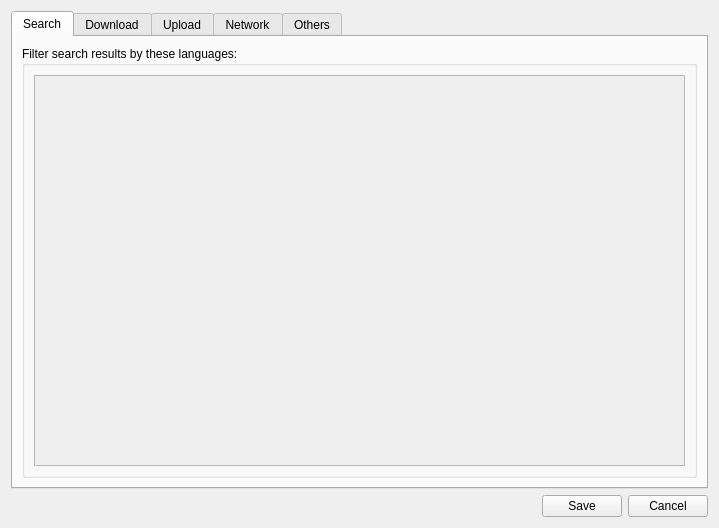
subdownloader/subdownloader, file scripts/gui/ui/preferences.ui: the form before one commit.
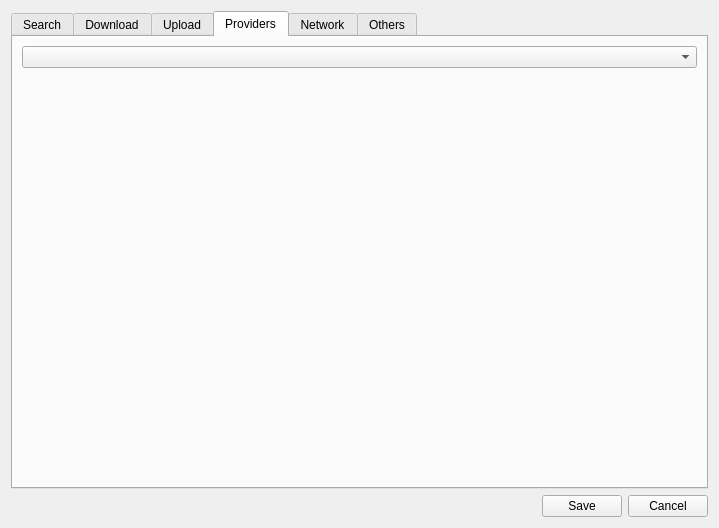
The form after the commit. The open tabs and pages were chosen to show the change. Custom widgets are drawn as their Qt base class.

Commit message: gui: add providers tab to preferences

What changed in the file:
```diff
--- a/scripts/gui/ui/preferences.ui
+++ b/scripts/gui/ui/preferences.ui
@@ -229,6 +229,23 @@
        </item>
       </layout>
      </widget>
+     <widget class="QWidget" name="tabProviders">
+      <attribute name="title">
+       <string>Providers</string>
+      </attribute>
+      <layout class="QVBoxLayout" name="verticalLayout_9">
+       <item>
+        <widget class="QComboBox" name="providerComboBox"/>
+       </item>
+       <item>
+        <widget class="QStackedWidget" name="stackedWidget">
+         <property name="currentIndex">
+          <number>-1</number>
+         </property>
+        </widget>
+       </item>
+      </layout>
+     </widget>
      <widget class="QWidget" name="tabNetwork">
       <attribute name="title">
        <string>Network</string>
```
Left out of the diff: 6 changed lines with no effect on the pictures. The commit also changes 1 other file.
